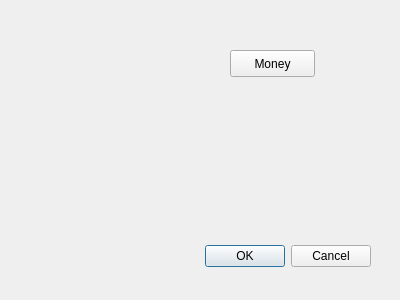
rowinggolfer/openmolar1, file src/openmolar/qt-designer/record_tools.ui: the form before one commit.
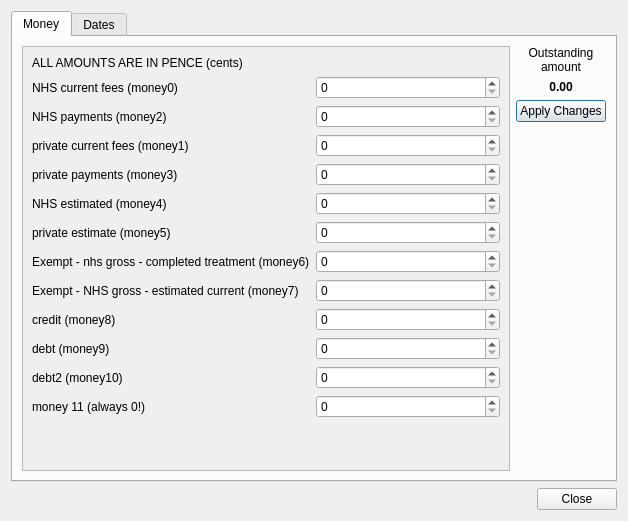
The form after the commit.

Commit message: record tools working for supervisors

Patch:
```diff
--- a/src/openmolar/qt-designer/record_tools.ui
+++ b/src/openmolar/qt-designer/record_tools.ui
@@ -6,42 +6,529 @@
    <rect>
     <x>0</x>
     <y>0</y>
-    <width>400</width>
-    <height>300</height>
+    <width>628</width>
+    <height>521</height>
    </rect>
   </property>
   <property name="windowTitle">
    <string>Advanced Record Alteration</string>
   </property>
-  <widget class="QDialogButtonBox" name="buttonBox">
-   <property name="geometry">
-    <rect>
-     <x>30</x>
-     <y>240</y>
-     <width>341</width>
-     <height>32</height>
-    </rect>
-   </property>
-   <property name="orientation">
-    <enum>Qt::Horizontal</enum>
-   </property>
-   <property name="standardButtons">
-    <set>QDialogButtonBox::Cancel|QDialogButtonBox::Ok</set>
-   </property>
-  </widget>
-  <widget class="QPushButton" name="money_pushButton">
-   <property name="geometry">
-    <rect>
-     <x>230</x>
-     <y>50</y>
-     <width>85</width>
-     <height>27</height>
-    </rect>
-   </property>
-   <property name="text">
-    <string>Money</string>
-   </property>
-  </widget>
+  <layout class="QVBoxLayout" name="verticalLayout">
+   <item>
+    <widget class="QTabWidget" name="tabWidget">
+     <property name="currentIndex">
+      <number>0</number>
+     </property>
+     <widget class="QWidget" name="tab">
+      <attribute name="title">
+       <string>Money</string>
+      </attribute>
+      <layout class="QGridLayout" name="gridLayout_2">
+       <item row="0" column="0" rowspan="4">
+        <widget class="QScrollArea" name="money_scrollArea">
+         <property name="widgetResizable">
+          <bool>true</bool>
+         </property>
+         <widget class="QWidget" name="money_scrollAreaWidgetContents">
+          <property name="geometry">
+           <rect>
+            <x>0</x>
+            <y>0</y>
+            <width>495</width>
+            <height>422</height>
+           </rect>
+          </property>
+          <layout class="QGridLayout" name="gridLayout">
+           <item row="1" column="0">
+            <widget class="QLabel" name="label">
+             <property name="text">
+              <string>NHS current fees (money0)</string>
+             </property>
+            </widget>
+           </item>
+           <item row="1" column="1">
+            <widget class="QSpinBox" name="money0_spinBox">
+             <property name="maximum">
+              <number>20000</number>
+             </property>
+            </widget>
+           </item>
+           <item row="2" column="0">
+            <widget class="QLabel" name="label_2">
+             <property name="text">
+              <string>NHS payments (money2)</string>
+             </property>
+            </widget>
+           </item>
+           <item row="2" column="1">
+            <widget class="QSpinBox" name="money2_spinBox">
+             <property name="maximum">
+              <number>20000</number>
+             </property>
+            </widget>
+           </item>
+           <item row="7" column="0">
+            <widget class="QLabel" name="label_5">
+             <property name="text">
+              <string>NHS estimated (money4)</string>
+             </property>
+            </widget>
+           </item>
+           <item row="7" column="1">
+            <widget class="QSpinBox" name="money4_spinBox">
+             <property name="maximum">
+              <number>20000</number>
+             </property>
+            </widget>
+           </item>
+           <item row="8" column="0">
+            <widget class="QLabel" name="label_6">
+             <property name="text">
+              <string>private estimate (money5)</string>
+             </property>
+            </widget>
+           </item>
+           <item row="8" column="1">
+            <widget class="QSpinBox" name="money5_spinBox">
+             <property name="maximum">
+              <number>20000</number>
+             </property>
+            </widget>
+           </item>
+           <item row="9" column="0">
+            <widget class="QLabel" name="label_7">
+             <property name="text">
+              <string>Exempt - nhs gross - completed treatment (money6)</string>
+             </property>
+            </widget>
+           </item>
+           <item row="9" column="1">
+            <widget class="QSpinBox" name="money6_spinBox">
+             <property name="maximum">
+              <number>20000</number>
+             </property>
+            </widget>
+           </item>
+           <item row="10" column="0">
+            <widget class="QLabel" name="label_8">
+             <property name="text">
+              <string>Exempt - NHS gross - estimated current (money7)</string>
+             </property>
+            </widget>
+           </item>
+           <item row="10" column="1">
+            <widget class="QSpinBox" name="money7_spinBox">
+             <property name="maximum">
+              <number>20000</number>
+             </property>
+            </widget>
+           </item>
+           <item row="11" column="0">
+            <widget class="QLabel" name="label_9">
+             <property name="text">
+              <string>credit (money8)</string>
+             </property>
+            </widget>
+           </item>
+           <item row="11" column="1">
+            <widget class="QSpinBox" name="money8_spinBox">
+             <property name="maximum">
+              <number>20000</number>
+             </property>
+            </widget>
+           </item>
+           <item row="12" column="0">
+            <widget class="QLabel" name="label_10">
+             <property name="text">
+              <string>debt (money9)</string>
+             </property>
+            </widget>
+           </item>
+           <item row="12" column="1">
+            <widget class="QSpinBox" name="money9_spinBox">
+             <property name="maximum">
+              <number>20000</number>
+             </property>
+            </widget>
+           </item>
+           <item row="13" column="0">
+            <widget class="QLabel" name="label_11">
+             <property name="text">
+              <string>debt2 (money10)</string>
+             </property>
+            </widget>
+           </item>
+           <item row="13" column="1">
+            <widget class="QSpinBox" name="money10_spinBox">
+             <property name="maximum">
+              <number>20000</number>
+             </property>
+            </widget>
+           </item>
+           <item row="14" column="0">
+            <widget class="QLabel" name="label_12">
+             <property name="text">
+              <string>money 11 (always 0!)</string>
+             </property>
+            </widget>
+           </item>
+           <item row="14" column="1">
+            <widget class="QSpinBox" name="money11_spinBox">
+             <property name="maximum">
+              <number>20000</number>
+             </property>
+            </widget>
+           </item>
+           <item row="3" column="0">
+            <widget class="QLabel" name="label_3">
+             <property name="text">
+              <string>private current fees (money1) </string>
+             </property>
+            </widget>
+           </item>
+           <item row="3" column="1">
+            <widget class="QSpinBox" name="money1_spinBox">
+             <property name="maximum">
+              <number>20000</number>
+             </property>
+            </widget>
+           </item>
+           <item row="4" column="1">
+            <widget class="QSpinBox" name="money3_spinBox">
+             <property name="maximum">
+              <number>20000</number>
+             </property>
+            </widget>
+           </item>
+           <item row="4" column="0">
+            <widget class="QLabel" name="label_4">
+             <property name="text">
+              <string>private payments (money3)</string>
+             </property>
+            </widget>
+           </item>
+           <item row="15" column="0" colspan="2">
+            <spacer name="verticalSpacer">
+             <property name="orientation">
+              <enum>Qt::Vertical</enum>
+             </property>
+             <property name="sizeHint" stdset="0">
+              <size>
+               <width>20</width>
+               <height>40</height>
+              </size>
+             </property>
+            </spacer>
+           </item>
+           <item row="0" column="0" colspan="2">
+            <widget class="QLabel" name="label_14">
+             <property name="text">
+              <string>ALL AMOUNTS ARE IN PENCE (cents)</string>
+             </property>
+            </widget>
+           </item>
+          </layout>
+         </widget>
+        </widget>
+       </item>
+       <item row="0" column="1">
+        <widget class="QLabel" name="label_13">
+         <property name="text">
+          <string>Outstanding &lt;br /&gt;amount</string>
+         </property>
+         <property name="alignment">
+          <set>Qt::AlignCenter</set>
+         </property>
+         <property name="wordWrap">
+          <bool>true</bool>
+         </property>
+        </widget>
+       </item>
+       <item row="1" column="1">
+        <widget class="QLabel" name="total_label">
+         <property name="font">
+          <font>
+           <weight>75</weight>
+           <bold>true</bold>
+          </font>
+         </property>
+         <property name="text">
+          <string>0.00</string>
+         </property>
+         <property name="alignment">
+          <set>Qt::AlignCenter</set>
+         </property>
+        </widget>
+       </item>
+       <item row="2" column="1">
+        <widget class="QPushButton" name="money_pushButton">
+         <property name="text">
+          <string>Apply Changes</string>
+         </property>
+        </widget>
+       </item>
+       <item row="3" column="1">
+        <spacer name="verticalSpacer_2">
+         <property name="orientation">
+          <enum>Qt::Vertical</enum>
+         </property>
+         <property name="sizeHint" stdset="0">
+          <size>
+           <width>20</width>
+           <height>337</height>
+          </size>
+         </property>
+        </spacer>
+       </item>
+      </layout>
+     </widget>
+     <widget class="QWidget" name="tab_2">
+      <attribute name="title">
+       <string>Dates</string>
+      </attribute>
+      <layout class="QGridLayout" name="gridLayout_4">
+       <item row="0" column="1">
+        <widget class="QPushButton" name="dates_pushButton">
+         <property name="text">
+          <string>Apply Changes</string>
+         </property>
+        </widget>
+       </item>
+       <item row="1" column="1">
+        <spacer name="verticalSpacer_3">
+         <property name="orientation">
+          <enum>Qt::Vertical</enum>
+         </property>
+         <property name="sizeHint" stdset="0">
+          <size>
+           <width>82</width>
+           <height>388</height>
+          </size>
+         </property>
+        </spacer>
+       </item>
+       <item row="0" column="0" rowspan="2">
+        <widget class="QScrollArea" name="scrollArea">
+         <property name="widgetResizable">
+          <bool>true</bool>
+         </property>
+         <widget class="QWidget" name="scrollAreaWidgetContents">
+          <property name="geometry">
+           <rect>
+            <x>0</x>
+            <y>0</y>
+            <width>495</width>
+            <height>422</height>
+           </rect>
+          </property>
+          <layout class="QGridLayout" name="gridLayout_3">
+           <item row="0" column="0">
+            <widget class="QLabel" name="label_15">
+             <property name="text">
+              <string>Last CE (pd5)</string>
+             </property>
+            </widget>
+           </item>
+           <item row="0" column="1">
+            <layout class="QHBoxLayout" name="horizontalLayout">
+             <item>
+              <widget class="QDateEdit" name="pd5_dateEdit">
+               <property name="calendarPopup">
+                <bool>true</bool>
+               </property>
+              </widget>
+             </item>
+             <item>
+              <widget class="QPushButton" name="pd5_pushButton">
+               <property name="text">
+                <string>Add Date</string>
+               </property>
+              </widget>
+             </item>
+            </layout>
+           </item>
+           <item row="1" column="0">
+            <widget class="QLabel" name="label_16">
+             <property name="text">
+              <string>Last ECE (pd6)</string>
+             </property>
+            </widget>
+           </item>
+           <item row="1" column="1">
+            <layout class="QHBoxLayout" name="horizontalLayout_2">
+             <item>
+              <widget class="QDateEdit" name="pd6_dateEdit">
+               <property name="calendarPopup">
+                <bool>true</bool>
+               </property>
+              </widget>
+             </item>
+             <item>
+              <widget class="QPushButton" name="pd6_pushButton">
+               <property name="text">
+                <string>Add Date</string>
+               </property>
+              </widget>
+             </item>
+            </layout>
+           </item>
+           <item row="2" column="0">
+            <widget class="QLabel" name="label_17">
+             <property name="text">
+              <string>Last FCA (pd7)</string>
+             </property>
+            </widget>
+           </item>
+           <item row="2" column="1">
+            <layout class="QHBoxLayout" name="horizontalLayout_3">
+             <item>
+              <widget class="QDateEdit" name="pd7_dateEdit">
+               <property name="calendarPopup">
+                <bool>true</bool>
+               </property>
+              </widget>
+             </item>
+             <item>
+              <widget class="QPushButton" name="pd7_pushButton">
+               <property name="text">
+                <string>Add Date</string>
+               </property>
+              </widget>
+             </item>
+            </layout>
+           </item>
+           <item row="3" column="0">
+            <widget class="QLabel" name="label_18">
+             <property name="text">
+              <string>Last OPT (pd8)</string>
+             </property>
+            </widget>
+           </item>
+           <item row="3" column="1">
+            <layout class="QHBoxLayout" name="horizontalLayout_4">
+             <item>
+              <widget class="QDateEdit" name="pd8_dateEdit">
+               <property name="calendarPopup">
+                <bool>true</bool>
+               </property>
+              </widget>
+             </item>
+             <item>
+              <widget class="QPushButton" name="pd8_pushButton">
+               <property name="text">
+                <string>Add Date</string>
+               </property>
+              </widget>
+             </item>
+            </layout>
+           </item>
+           <item row="4" column="0">
+            <widget class="QLabel" name="label_19">
+             <property name="text">
+              <string>Last intraoral Xrays (pd9)</string>
+             </property>
+            </widget>
+           </item>
+           <item row="4" column="1">
+            <layout class="QHBoxLayout" name="horizontalLayout_5">
+             <item>
+              <widget class="QDateEdit" name="pd9_dateEdit">
+               <property name="calendarPopup">
+                <bool>true</bool>
+               </property>
+              </widget>
+             </item>
+             <item>
+              <widget class="QPushButton" name="pd9_pushButton">
+               <property name="text">
+                <string>Add Date</string>
+               </property>
+              </widget>
+             </item>
+            </layout>
+           </item>
+           <item row="5" column="0">
+            <widget class="QLabel" name="label_20">
+             <property name="text">
+              <string>Last SP (pd10)</string>
+             </property>
+            </widget>
+           </item>
+           <item row="5" column="1">
+            <layout class="QHBoxLayout" name="horizontalLayout_6">
+             <item>
+              <widget class="QDateEdit" name="pd10_dateEdit">
+               <property name="calendarPopup">
+                <bool>true</bool>
+               </property>
+              </widget>
+             </item>
+             <item>
+              <widget class="QPushButton" name="pd10_pushButton">
+               <property name="text">
+                <string>Add Date</string>
+               </property>
+              </widget>
+             </item>
+            </layout>
+           </item>
+           <item row="6" column="0">
+            <widget class="QLabel" name="label_21">
+             <property name="text">
+              <string>Last Account sent (billdate)</string>
+             </property>
+            </widget>
+           </item>
+           <item row="6" column="1">
+            <layout class="QHBoxLayout" name="horizontalLayout_7">
+             <item>
+              <widget class="QDateEdit" name="billdate_dateEdit">
+               <property name="calendarPopup">
+                <bool>true</bool>
+               </property>
+              </widget>
+             </item>
+             <item>
+              <widget class="QPushButton" name="billdate_pushButton">
+               <property name="text">
+                <string>Add Date</string>
+               </property>
+              </widget>
+             </item>
+            </layout>
+           </item>
+           <item row="7" column="0">
+            <spacer name="verticalSpacer_4">
+             <property name="orientation">
+              <enum>Qt::Vertical</enum>
+             </property>
+             <property name="sizeHint" stdset="0">
+              <size>
+               <width>20</width>
+               <height>40</height>
+              </size>
+             </property>
+            </spacer>
+           </item>
+          </layout>
+         </widget>
+        </widget>
+       </item>
+      </layout>
+     </widget>
+    </widget>
+   </item>
+   <item>
+    <widget class="QDialogButtonBox" name="buttonBox">
+     <property name="orientation">
+      <enum>Qt::Horizontal</enum>
+     </property>
+     <property name="standardButtons">
+      <set>QDialogButtonBox::Close</set>
+     </property>
+    </widget>
+   </item>
+  </layout>
  </widget>
  <resources/>
  <connections>
```
The commit also changes 4 other files.
